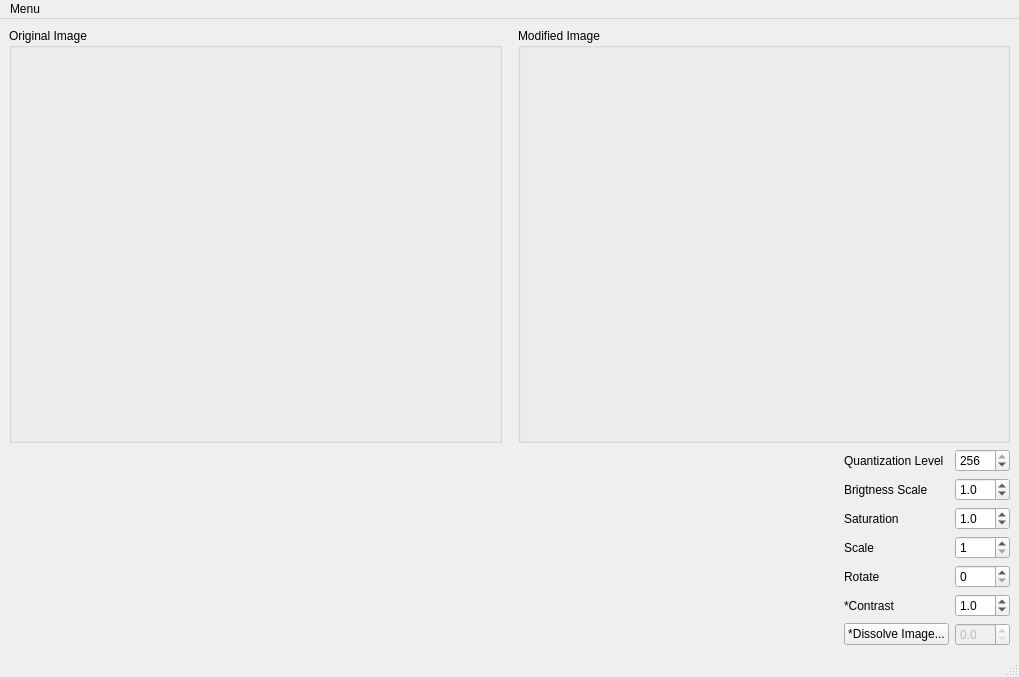
Above: a1/ui/MainWindow.ui from yunuscanemre/cpsc453 before the change. Below: the same form after it.
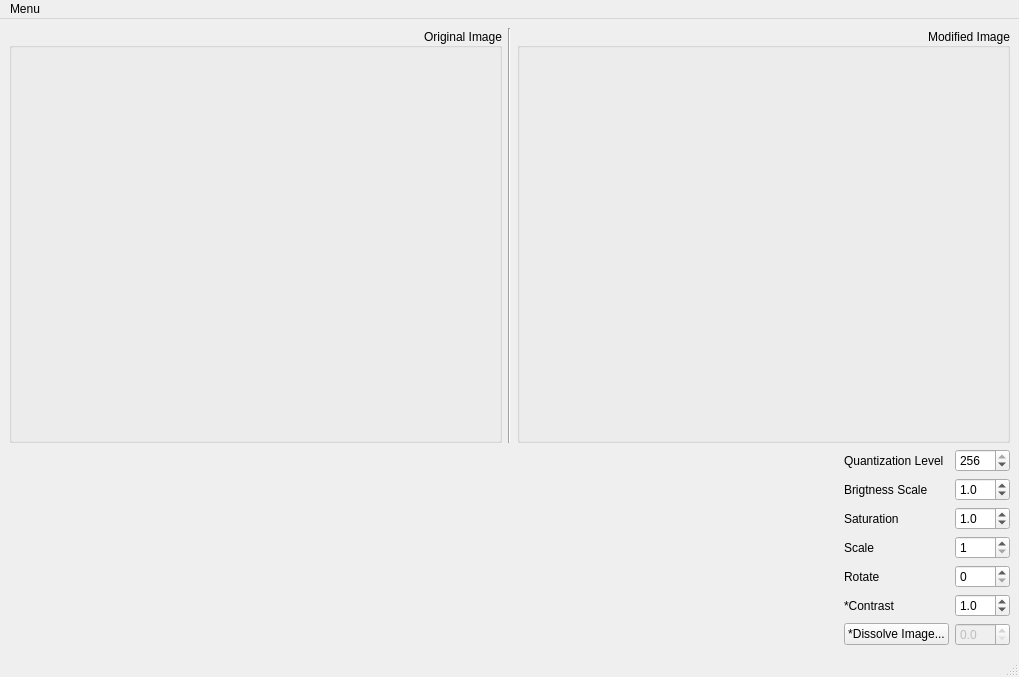
That is the form after the change.

Commit message: Readme file, and zip

The edit to the form file:
```diff
--- a/a1/ui/MainWindow.ui
+++ b/a1/ui/MainWindow.ui
@@ -22,6 +22,9 @@
         <property name="title">
          <string>Original Image</string>
         </property>
+        <property name="alignment">
+         <set>Qt::AlignRight|Qt::AlignTrailing|Qt::AlignVCenter</set>
+        </property>
         <layout class="QVBoxLayout" name="verticalLayout">
          <item>
           <widget class="QWidget" name="origImgContainerWidget" native="true"/>
@@ -30,27 +33,27 @@
        </widget>
       </item>
       <item>
-       <spacer name="horizontalSpacer">
+       <widget class="Line" name="line">
         <property name="orientation">
-         <enum>Qt::Horizontal</enum>
+         <enum>Qt::Vertical</enum>
         </property>
-        <property name="sizeType">
-         <enum>QSizePolicy::Fixed</enum>
-        </property>
-        <property name="sizeHint" stdset="0">
-         <size>
-          <width>10</width>
-          <height>20</height>
-         </size>
-        </property>
-       </spacer>
+       </widget>
       </item>
       <item>
        <widget class="QGroupBox" name="modifiedImageBox">
         <property name="title">
          <string>Modified Image</string>
         </property>
+        <property name="alignment">
+         <set>Qt::AlignRight|Qt::AlignTrailing|Qt::AlignVCenter</set>
+        </property>
+        <property name="flat">
+         <bool>false</bool>
+        </property>
         <layout class="QVBoxLayout" name="verticalLayout_2">
+         <property name="leftMargin">
+          <number>0</number>
+         </property>
          <item>
           <widget class="QWidget" name="modImgContainerWidget" native="true"/>
          </item>
```
Left out of the diff: 3 changed lines with no effect on the pictures. The commit also changes 2 other files.
